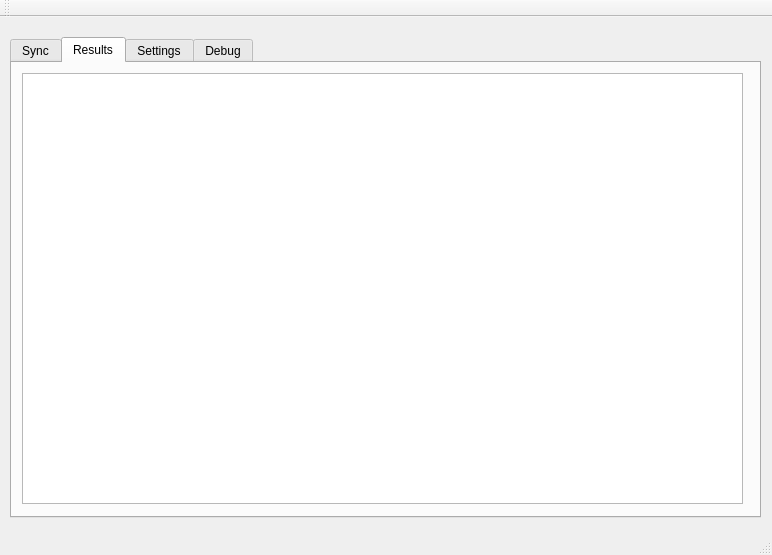
Before: the Qt Designer form QT/ADP/mainwindow.ui in beckf/vc-adp-sync, drawn with Qt 5.
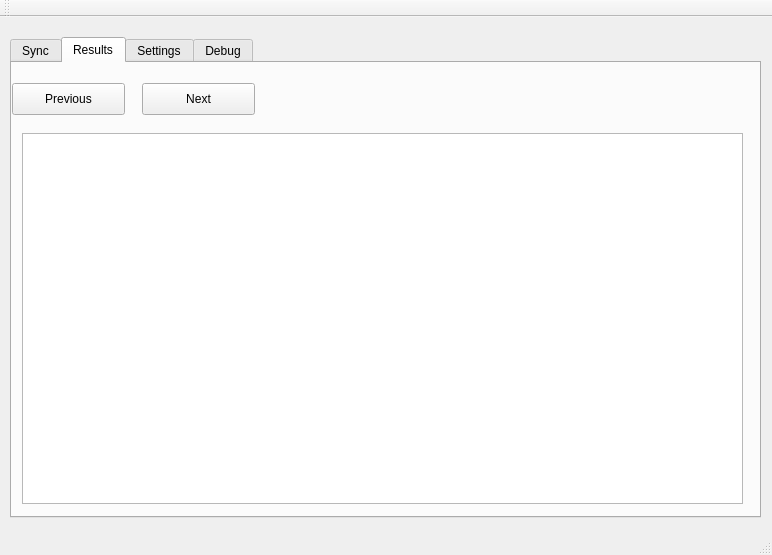
After: the same form once the commit is applied. The open tabs and pages were chosen to show the change.

```diff
--- a/QT/ADP/mainwindow.ui
+++ b/QT/ADP/mainwindow.ui
@@ -123,12 +123,38 @@
       <property name="geometry">
        <rect>
         <x>10</x>
-        <y>10</y>
+        <y>70</y>
         <width>721</width>
-        <height>431</height>
+        <height>371</height>
        </rect>
       </property>
      </widget>
+     <widget class="QPushButton" name="btn_ResultsPrevious">
+      <property name="geometry">
+       <rect>
+        <x>0</x>
+        <y>20</y>
+        <width>113</width>
+        <height>32</height>
+       </rect>
+      </property>
+      <property name="text">
+       <string>Previous</string>
+      </property>
+     </widget>
+     <widget class="QPushButton" name="btn_ResultsNext">
+      <property name="geometry">
+       <rect>
+        <x>130</x>
+        <y>20</y>
+        <width>113</width>
+        <height>32</height>
+       </rect>
+      </property>
+      <property name="text">
+       <string>Next</string>
+      </property>
+     </widget>
     </widget>
     <widget class="QWidget" name="settingsTab">
      <attribute name="title">
```
Left out of the diff: 23 changed lines with no effect on the pictures.
